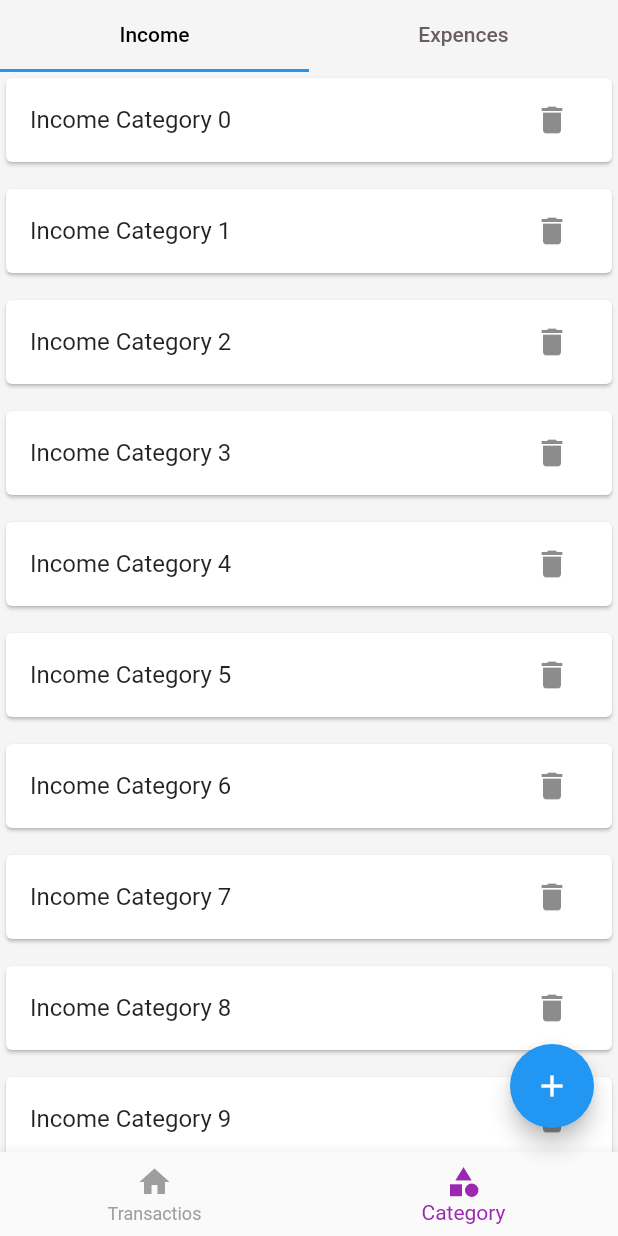
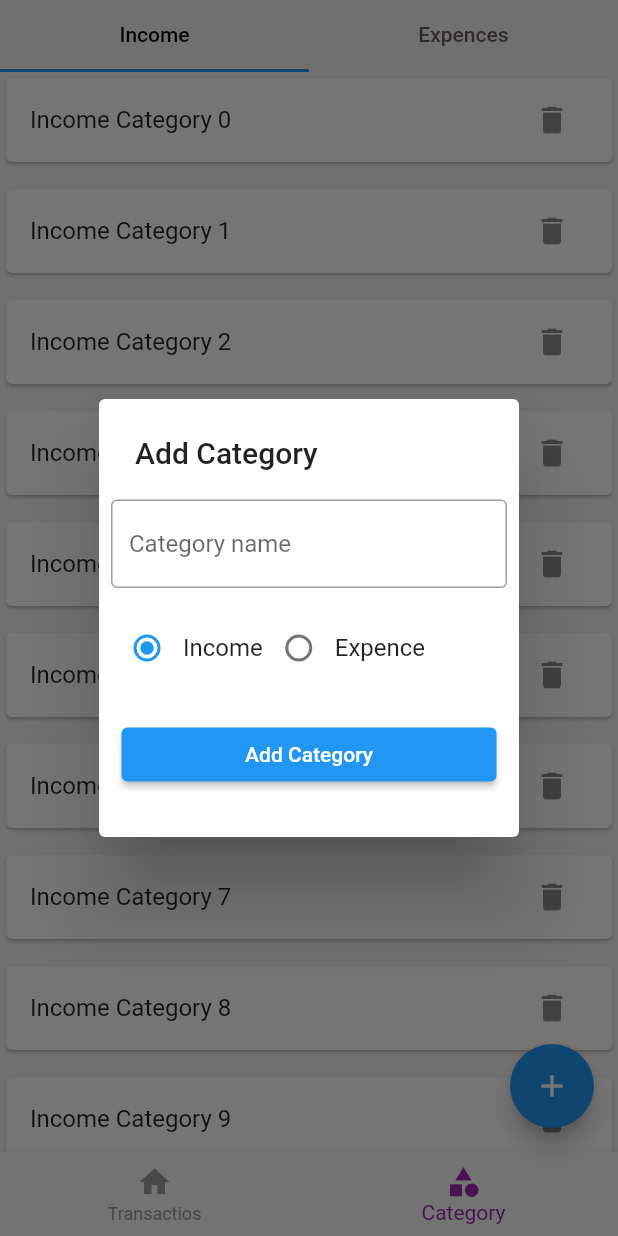
Before and after one commit to Vineeth-Kolichal/Personal-Income-Expense-tracker, a Flutter app: the screen it shows after launch, item 2 of the bottom bar chosen, after a tap on the "add" icon, on a phone screen of 412 x 824 dp. Run offline on Flutter 3.47's test engine with Material 2 defaults, Android fonts, the phone set to English and light mode, and no system bars; our stand-ins replace hive_flutter; accounts and stored records are empty.

Commit message:
add category popup UI completed

```diff
--- a/lib/Screens/Category/income_category_list.dart
+++ b/lib/Screens/Category/income_category_list.dart
@@ -12,13 +12,13 @@ class IncomeCategoryList extends StatelessWidget {
             title: Text('Income Category $index'),
             trailing: IconButton(
               onPressed: () {},
-              icon: Icon(Icons.delete),
+              icon: const Icon(Icons.delete),
             ),
           ),
         ) ;
       },
       separatorBuilder: (context,index){
-        return SizedBox(height: 10,);
+        return const SizedBox(height: 10,);
 
       },
       itemCount: 10,
--- a/lib/Screens/Category/screen_category.dart
+++ b/lib/Screens/Category/screen_category.dart
@@ -1,6 +1,7 @@
 import 'package:flutter/material.dart';
 import 'package:money_management_app/Screens/Category/expence_category_list.dart';
 import 'package:money_management_app/Screens/Category/income_category_list.dart';
+import 'package:money_management_app/db/category/category_db.dart';
 
 class ScreenCategory extends StatefulWidget {
   const ScreenCategory({Key? key}) : super(key: key);
@@ -15,6 +16,10 @@ class _ScreenCategoryState extends State<ScreenCategory>
   @override
   void initState() {
     _tabController = TabController(length: 2, vsync: this);
+    categoryDB().listCategory().then((value) {
+      print('getegory get');
+      print(value.toString());
+    });
     super.initState();
   }
 
--- a/lib/Screens/Home/screen_home.dart
+++ b/lib/Screens/Home/screen_home.dart
@@ -2,13 +2,15 @@ import 'package:flutter/material.dart';
 import 'package:money_management_app/Screens/Category/screen_Category.dart';
 import 'package:money_management_app/Screens/Home/widgets/bottomNavigation.dart';
 import 'package:money_management_app/Screens/Transactions/screen_Transactions.dart';
+import 'package:money_management_app/models/category/category_add_popup.dart';
+import 'package:money_management_app/models/category/category_model.dart';
+import 'package:money_management_app/db/category/category_db.dart';
 
 class HomeScreen extends StatelessWidget {
   HomeScreen({Key? key}) : super(key: key);
   final _pages = [
     ScreenTransactions(),
     ScreenCategory(),
-
   ];
   static ValueNotifier<int> selectIndexNotifier = ValueNotifier(0);
   @override
@@ -24,16 +26,22 @@ class HomeScreen extends StatelessWidget {
           },
         ),
       ),
-      floatingActionButton: FloatingActionButton(onPressed: (){
-       if(selectIndexNotifier.value==0)
-       {
-         print('transactions page');
-       }
-       else if(selectIndexNotifier.value==1)
-       {
-         print('category page');
-       }
-      },child: Icon(Icons.add),
+      floatingActionButton: FloatingActionButton(
+        onPressed: () {
+          if (selectIndexNotifier.value == 0) {
+            print('transactions page');
+          } else  {
+            print('category page');
+            ShowCategoryAddPopup(context);
+            // final _sample = CategoryModel(
+            //   id: DateTime.now().microsecondsSinceEpoch.toString(),
+            //   name: 'travel',
+            //   type: CategoryType.expense,
+            // );
+            // categoryDB().insertCategory(_sample);
+          }
+        },
+        child: Icon(Icons.add),
       ),
     );
   }
--- /dev/null
+++ b/lib/db/category/category_db.dart
@@ -0,0 +1,26 @@
+import 'package:hive_flutter/hive_flutter.dart';
+import 'package:money_management_app/models/category/category_model.dart';
+
+
+const CATEGORY_DB_NAME='category_database';
+
+abstract class CategoryDbFuctions{
+  Future<List<CategoryModel>> listCategory();
+  Future<void> insertCategory(CategoryModel value);
+}
+class categoryDB implements CategoryDbFuctions{
+  @override
+  Future<void> insertCategory(CategoryModel value) async{
+    final _categoryDB = await Hive.openBox<CategoryModel>(CATEGORY_DB_NAME);
+    await _categoryDB.add(value);
+
+  }
+
+  @override
+  Future<List<CategoryModel>> listCategory() async{
+    final _categoryDB = await Hive.openBox<CategoryModel>(CATEGORY_DB_NAME);
+    return _categoryDB.values.toList();
+
+  }
+
+}
--- a/lib/main.dart
+++ b/lib/main.dart
@@ -1,7 +1,19 @@
 import 'package:flutter/material.dart';
+import 'package:hive_flutter/hive_flutter.dart';
 import 'package:money_management_app/Screens/Home/screen_home.dart';
+import 'package:money_management_app/models/category/category_model.dart';
 
-void main() {
+Future<void> main()async {
+  WidgetsFlutterBinding.ensureInitialized();
+  await Hive.initFlutter();
+  if(!Hive.isAdapterRegistered(CategoryTypeAdapter().typeId))
+  {
+    Hive.registerAdapter(CategoryTypeAdapter());
+  }
+  if(!Hive.isAdapterRegistered(CategoryModelAdapter().typeId))
+  {
+    Hive.registerAdapter(CategoryModelAdapter());
+  }
   runApp(const MyApp());
 }
 
--- /dev/null
+++ b/lib/models/category/category_add_popup.dart
@@ -0,0 +1,74 @@
+import 'package:flutter/material.dart';
+import 'package:money_management_app/models/category/category_model.dart';
+
+ValueNotifier<CategoryType> selectedCategoryNotifier =
+    ValueNotifier(CategoryType.income);
+Future<void> ShowCategoryAddPopup(BuildContext context) async {
+  showDialog(
+    context: context,
+    builder: (ctx) {
+      return SimpleDialog(
+        title: Text('Add Category'),
+        children: [
+          Padding(
+            padding: const EdgeInsets.all(8.0),
+            child: TextFormField(
+              decoration: InputDecoration(
+                border: OutlineInputBorder(),
+                hintText: 'Category name',
+              ),
+            ),
+          ),
+          Padding(
+            padding: const EdgeInsets.all(8.0),
+            child: Row(
+              children: [
+                RadioButton(titile: 'Income', type: CategoryType.income),
+                RadioButton(titile: 'Expence', type: CategoryType.expense),
+              ],
+            ),
+          ),
+          Padding(
+            padding: const EdgeInsets.all(15.0),
+            child: ElevatedButton(
+              onPressed: () {},
+              child: Text('Add Category'),
+            ),
+          ),
+        ],
+      );
+    },
+  );
+}
+
+class RadioButton extends StatelessWidget {
+  final String titile;
+  final CategoryType type;
+  const RadioButton({Key? key, required this.titile, required this.type})
+      : super(key: key);
+
+  @override
+  Widget build(BuildContext context) {
+    return Row(
+      children: [
+        ValueListenableBuilder(
+          valueListenable: selectedCategoryNotifier,
+          builder: (BuildContext ctx, CategoryType newValue, _) {
+            return Radio<CategoryType>(
+              value: type,
+              groupValue: newValue,
+              onChanged: (value) {
+                if (value == null) {
+                  return;
+                }
+                selectedCategoryNotifier.value = value;
+                selectedCategoryNotifier.notifyListeners();
+              },
+            );
+          },
+        ),
+        Text(titile),
+      ],
+    );
+  }
+}
--- /dev/null
+++ b/lib/models/category/category_model.dart
@@ -0,0 +1,38 @@
+
+import 'package:hive_flutter/adapters.dart';
+part 'category_model.g.dart';
+
+@HiveType(typeId: 2)
+enum CategoryType {
+  @HiveField(0)
+  income,
+
+  @HiveField(1)
+  expense,
+}
+@HiveType(typeId: 1)
+class CategoryModel {
+  @HiveField(0)
+  final String id;
+
+  @HiveField(1)
+  final String name;
+
+  @HiveField(2)
+  final bool isDeleted;
+
+  @HiveField(3)
+  final CategoryType type;
+
+  CategoryModel({
+    required this.id,
+   required this.name,
+   this.isDeleted = false,
+   required this.type,
+  });
+
+  @override
+  String toString() {
+   return '$name $type';
+  }
+}
```
Also changed, not shown: pubspec.yaml (+5 -17 lines), lib/models/category/category_model.g.dart (added), pubspec.lock.
